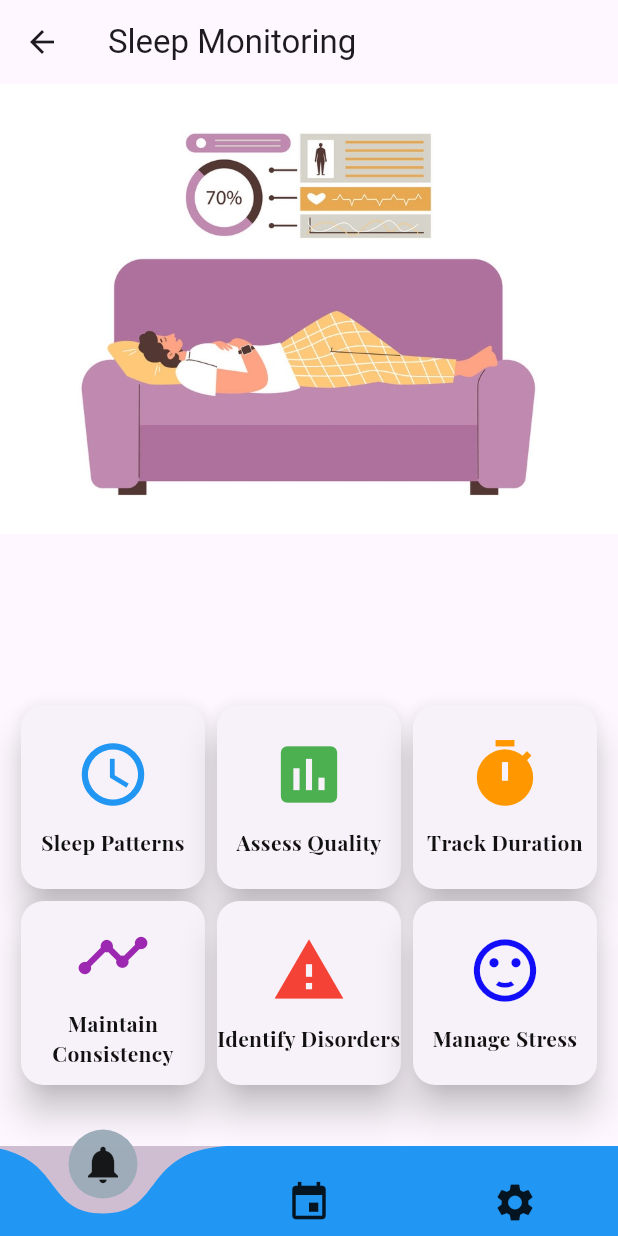
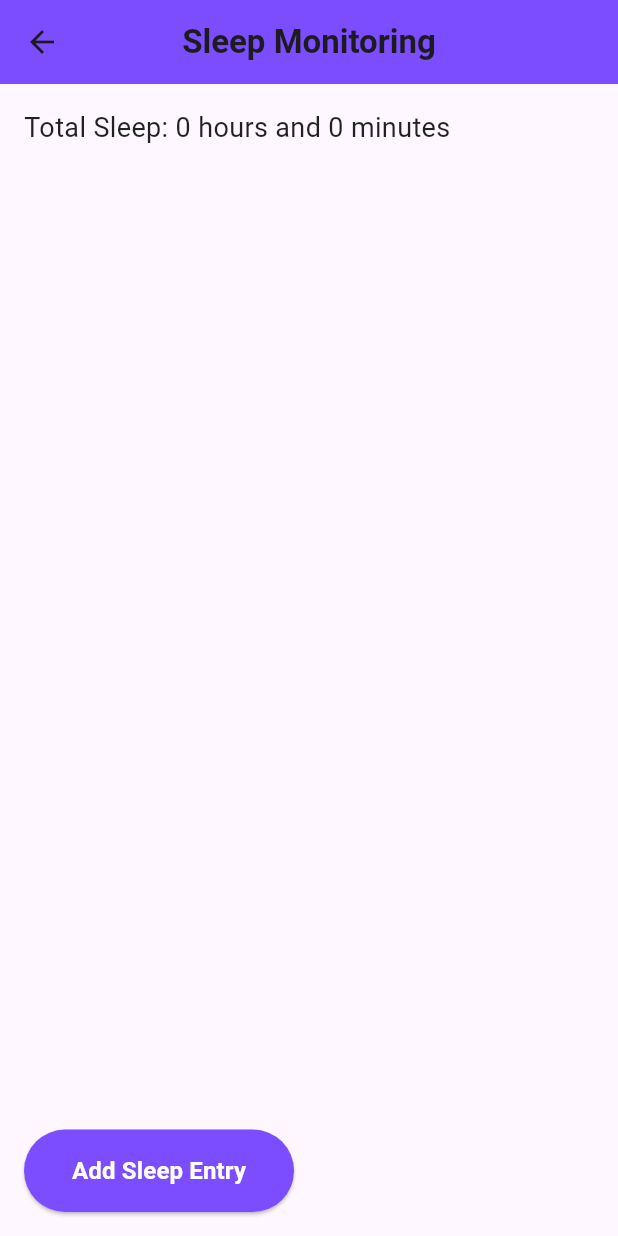
Before and after one commit to sahan365/ComputingGroupProject, a Flutter app: the SleepMonitoringPage screen opened directly, on a phone screen of 412 x 824 dp. Run offline on Flutter 3.47's test engine with Material 3 defaults, Android fonts, the phone set to English and light mode, and no system bars; drawn by our look-alikes of curved_navigation_bar; our stand-ins replace carousel_slider, cloud_firestore, firebase_core, fl_chart, image_picker, shared_preferences and 1 more; accounts and stored records are empty; Roboto replaces fonts that are missing (Montserrat).

Commit message:
sleep monitoring

```diff
--- a/flutter_application12/lib/sleepmonitoring_page.dart
+++ b/flutter_application12/lib/sleepmonitoring_page.dart
@@ -1,120 +1,239 @@
-import 'package:curved_navigation_bar/curved_navigation_bar.dart';
 import 'package:flutter/material.dart';
-import 'package:flutter_application12/calendar_page.dart';
-import 'package:flutter_application12/healthreminders_page.dart';
-import 'package:flutter_application12/settings_page.dart';
+import 'package:shared_preferences/shared_preferences.dart';
 
-class SleepMonitoringPage extends StatelessWidget {
+class SleepMonitoringPage extends StatefulWidget {
+  @override
+  _SleepMonitoringPageState createState() => _SleepMonitoringPageState();
+}
+
+class _SleepMonitoringPageState extends State<SleepMonitoringPage> {
+  List<SleepEntry> sleepEntries = [];
+
+  @override
+  void didChangeDependencies() {
+    super.didChangeDependencies();
+    // Load sleep entries for the logged-in user when the page starts
+    loadSleepEntries();
+  }
+
+  @override
+  void initState() {
+    super.initState();
+    // Load sleep entries for the logged-in user when the page starts
+    loadSleepEntries();
+  }
+
+  // Function to load sleep entries from shared preferences
+  Future<void> loadSleepEntries() async {
+    SharedPreferences prefs = await SharedPreferences.getInstance();
+    List<String>? entries = prefs.getStringList('sleep_entries');
+    if (entries != null) {
+      setState(() {
+        sleepEntries =
+            entries.map((entry) => SleepEntry.fromString(entry)).toList();
+      });
+    }
+  }
+
+  // Function to save sleep entries to shared preferences
+  Future<void> saveSleepEntries() async {
+    SharedPreferences prefs = await SharedPreferences.getInstance();
+    List<String> entries =
+        sleepEntries.map((entry) => entry.toString()).toList();
+    await prefs.setStringList('sleep_entries', entries);
+  }
+
+  // Function to add a sleep entry with the current time as start time
+  void addSleepEntry() {
+    DateTime startTime = DateTime.now();
+    setState(() {
+      sleepEntries.add(SleepEntry(startTime, null));
+      saveSleepEntries(); // Save sleep entries after adding a new entry
+    });
+  }
+
+  // Function to delete a sleep entry
+  void deleteSleepEntry(int index) {
+    setState(() {
+      sleepEntries.removeAt(index);
+      saveSleepEntries(); // Save sleep entries after deleting an entry
+    });
+  }
+
+  // Function to end sleep time
+  void endSleepTime(int index) async {
+    TimeOfDay? selectedTime = await showTimePicker(
+      context: context,
+      initialTime: TimeOfDay.now(),
+    );
+    if (selectedTime != null) {
+      DateTime now = DateTime.now();
+      DateTime endTime = DateTime(
+        now.year,
+        now.month,
+        now.day,
+        selectedTime.hour,
+        selectedTime.minute,
+      );
+      setState(() {
+        sleepEntries[index].endTime = endTime;
+        saveSleepEntries(); // Save sleep entries after updating an entry
+      });
+    }
+  }
+
+  // Function to calculate total sleep duration
+  Duration calculateTotalSleep() {
+    Duration totalSleep = Duration.zero;
+    for (var entry in sleepEntries) {
+      totalSleep += entry.duration;
+    }
+    return totalSleep;
+  }
+
   @override
   Widget build(BuildContext context) {
     return Scaffold(
       appBar: AppBar(
-        title: const Text('Sleep Monitoring'),
+        title: Text(
+          'Sleep Monitoring',
+          style:
+              TextStyle(fontFamily: 'Montserrat', fontWeight: FontWeight.bold),
         ),
-      body: SingleChildScrollView(
-        child: Column(
-          crossAxisAlignment: CrossAxisAlignment.stretch,
+        centerTitle: true,
+        backgroundColor: Colors.deepPurpleAccent,
+      ),
+      body: Column(
+        crossAxisAlignment: CrossAxisAlignment.start,
         children: [
-            // Cover image
-            Container(
-              height: 300, // Adjust the height
-              decoration: const BoxDecoration(
-                image: DecorationImage(
-                  image: AssetImage('assets/images/sleep.jpg'), //image path
-                  fit: BoxFit.cover,
+          Padding(
+            padding: EdgeInsets.all(16.0),
+            child: Text(
+              'Total Sleep: ${calculateTotalSleep().inHours} hours and ${calculateTotalSleep().inMinutes.remainder(60)} minutes',
+              style: TextStyle(fontSize: 18.0, color: Colors.black87),
             ),
           ),
+          Expanded(
+            child: ListView.builder(
+              itemCount: sleepEntries.length,
+              itemBuilder: (BuildContext context, int index) {
+                return Card(
+                  elevation: 4,
+                  margin: EdgeInsets.symmetric(horizontal: 16.0, vertical: 8.0),
+                  color: Colors.white,
+                  child: ListTile(
+                    title: Text(
+                      'Sleep entry ${index + 1}',
+                      style: TextStyle(
+                          fontFamily: 'Montserrat',
+                          fontWeight: FontWeight.bold),
                     ),
-            const SizedBox(height: 100),
-            // Categories grid view
-            GridView.count(
-              crossAxisCount: 3,
-              shrinkWrap: true,
-              physics: const NeverScrollableScrollPhysics(),
-              padding: const EdgeInsets.all(10),
+                    subtitle: Column(
+                      crossAxisAlignment: CrossAxisAlignment.start,
                       children: [
-                _buildCategoryTile(
-                    'Sleep Patterns', Icons.access_time, Colors.blue),
-                _buildCategoryTile(
-                    'Assess Quality', Icons.assessment, Colors.green),
-                _buildCategoryTile(
-                    'Track Duration', Icons.timer, Colors.orange),
-                _buildCategoryTile(
-                    'Maintain Consistency', Icons.timeline, Colors.purple),
-                _buildCategoryTile(
-                    'Identify Disorders', Icons.warning, Colors.red),
-                _buildCategoryTile('Manage Stress', Icons.sentiment_satisfied,
-                    Color.fromARGB(255, 17, 13, 248)),
+                        Text(
+                          'Start: ${sleepEntries[index].startTime}',
+                          style: TextStyle(
+                              fontFamily: 'Montserrat',
+                              color: Colors.grey[700]),
+                        ),
+                        Text(
+                          'End: ${sleepEntries[index].endTime != null ? sleepEntries[index].endTime.toString() : 'Not Ended'}',
+                          style: TextStyle(
+                              fontFamily: 'Montserrat',
+                              color: Colors.grey[700]),
+                        ),
+                        Text(
+                          'Duration: ${sleepEntries[index].duration.inHours} hours and ${sleepEntries[index].duration.inMinutes.remainder(60)} minutes',
+                          style: TextStyle(
+                              fontFamily: 'Montserrat',
+                              color: Colors.grey[700]),
+                        ),
                       ],
+                    ),
+                    trailing: Row(
+                      mainAxisSize: MainAxisSize.min,
+                      children: [
+                        if (sleepEntries[index].endTime == null)
+                          ElevatedButton(
+                            onPressed: () {
+                              // End sleep time when button is pressed
+                              endSleepTime(index);
+                            },
+                            child: Text(
+                              'End Sleep',
+                              style: TextStyle(fontFamily: 'Montserrat'),
+                            ),
+                          ),
+                        SizedBox(width: 8.0),
+                        IconButton(
+                          icon: Icon(Icons.delete, color: Colors.red),
+                          onPressed: () {
+                            // Delete sleep entry when delete button is pressed
+                            deleteSleepEntry(index);
+                          },
                         ),
                       ],
                     ),
                   ),
-      bottomNavigationBar: CurvedNavigationBar(
-        // Replace BottomAppBar with CurvedNavigationBar
-        backgroundColor:
-            Color.fromARGB(255, 207, 190, 210), // Change bottom app bar color
-        color: Colors.blue, // Change the background color of the bar items
-        buttonBackgroundColor: const Color.fromARGB(
-            251, 157, 172, 185), // Change the background color of the buttons
-        height: 60, // Adjust the height of the bar
-        items: const <Widget>[
-          Icon(Icons.notifications, size: 30),
-          Icon(Icons.event, size: 30),
-          Icon(Icons.settings, size: 30),
-        ],
-        onTap: (index) {
-          if (index == 0) {
-            Navigator.push(
-              context,
-              MaterialPageRoute(builder: (context) => HealthRemindersPage()),
-            ); // Navigate to Notifications Page
-          } else if (index == 1) {
-            Navigator.push(
-              context,
-              MaterialPageRoute(builder: (context) => CalendarPage()),
-            ); // Navigate to Calender Page
-          } else if (index == 2) {
-            Navigator.push(
-              context,
-              MaterialPageRoute(builder: (context) => SettingsPage()),
-            ); // Navigate to Settings Page
-          }
+                );
               },
             ),
-    );
-  }
-
-  Widget _buildCategoryTile(String title, IconData icon, Color color) {
-    return Card(
-      elevation: 10,
+          ),
+          Padding(
+            padding: EdgeInsets.all(16.0),
+            child: ElevatedButton(
+              onPressed: () {
+                // Add a sleep entry with the current time as the start time
+                addSleepEntry();
+              },
+              style: ElevatedButton.styleFrom(
+                primary: Colors.deepPurpleAccent,
+                padding: EdgeInsets.symmetric(vertical: 16.0, horizontal: 32.0),
                 shape: RoundedRectangleBorder(
-        borderRadius: BorderRadius.circular(15),
+                    borderRadius: BorderRadius.circular(30.0)),
               ),
-      child: InkWell(
-        onTap: () {
-          // Handle category tap
-        },
-        child: Center(
-          child: Column(
-            mainAxisAlignment: MainAxisAlignment.center,
-            children: [
-              Icon(icon, size: 50, color: color),
-              const SizedBox(height: 10),
-              Text(
-                title,
-                style: const TextStyle(
-                  fontFamily: 'FontMain',
-                  color: Color.fromARGB(255, 18, 17, 17),
-                  fontSize: 14,
+              child: Text(
+                'Add Sleep Entry',
+                style: TextStyle(
+                  fontFamily: 'Montserrat',
+                  fontSize: 16.0,
                   fontWeight: FontWeight.bold,
+                  color: Colors.white,
                 ),
-                textAlign: TextAlign.center,
+              ),
+            ),
           ),
         ],
-          ),
-        ),
       ),
     );
   }
 }
+
+class SleepEntry {
+  final DateTime startTime;
+  DateTime? endTime;
+
+  SleepEntry(this.startTime, this.endTime);
+
+  Duration get duration {
+    if (endTime != null) {
+      return endTime!.difference(startTime);
+    } else {
+      return Duration.zero;
+    }
+  }
+
+  // Convert SleepEntry to String for saving to SharedPreferences
+  String toString() {
+    return '$startTime|${endTime ?? 'null'}';
+  }
+
+  // Create SleepEntry from String loaded from SharedPreferences
+  factory SleepEntry.fromString(String entry) {
+    List<String> parts = entry.split('|');
+    DateTime startTime = DateTime.parse(parts[0]);
+    DateTime? endTime = parts[1] == 'null' ? null : DateTime.parse(parts[1]);
+    return SleepEntry(startTime, endTime);
+  }
+}
--- a/flutter_application12/pubspec.yaml
+++ b/flutter_application12/pubspec.yaml
@@ -44,7 +44,7 @@ dependencies:
   # The following adds the Cupertino Icons font to your application.
   # Use with the CupertinoIcons class for iOS style icons.
   cupertino_icons: ^1.0.2
-  image_picker: ^1.0.7
+  image_picker: ^0.8.4+4
   charts_flutter: ^0.12.0
   carousel_slider: ^4.2.1
   curved_navigation_bar: ^1.0.3
@@ -53,6 +53,9 @@ dependencies:
   intl: ^0.17.0
   url_launcher_android: ^6.3.0
   url_launcher_ios: ^6.2.5
+  fl_chart: ^0.66.2
+  shared_preferences: ^2.2.2
+  provider: ^6.1.2
 
 
 dev_dependencies:
```
Also changed, not shown: flutter_application12/lib/admin/admindashboard.dart (+33 -16 lines), flutter_application12/lib/userprofile_page.dart (+26 -4 lines), flutter_application12/lib/admin/connection.dart (line endings or trailing spaces), flutter_application12/lib/front_page.dart (line endings or trailing spaces), flutter_application12/lib/login_page.dart (line endings or trailing spaces), flutter_application12/lib/signup_page.dart (line endings or trailing spaces), flutter_application12/pubspec.lock, 1 other file. Lines whose indentation alone changed are shown as unchanged.
